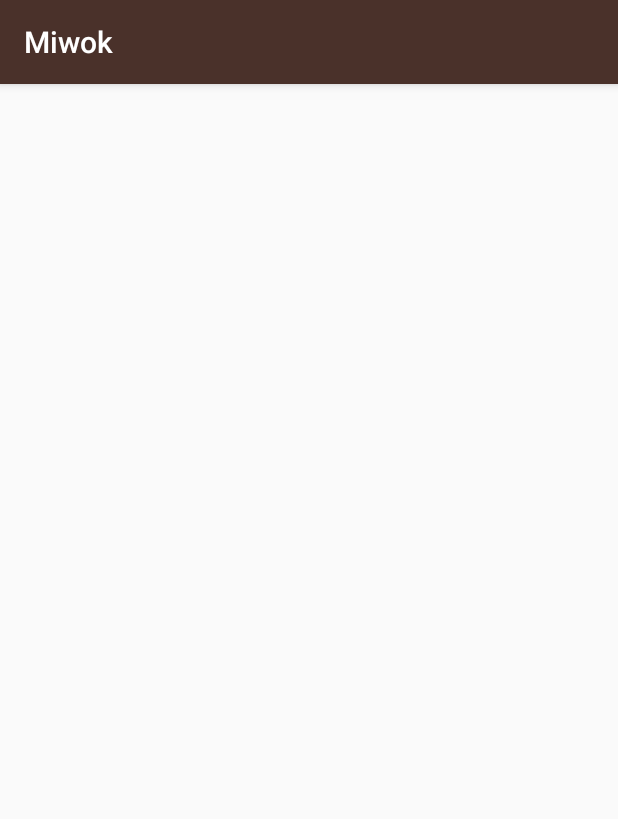
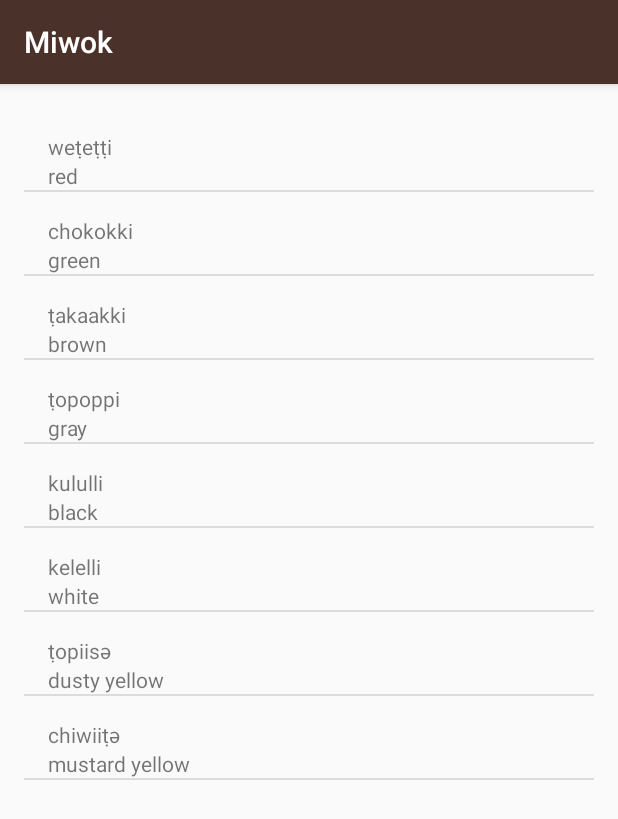
Before and after one commit to oaris/Miwok-App, an Android app: the ColorsActivity screen opened directly, with no data from a screen before it, on a phone screen of 412 x 824 dp. Shown: the top 819 px of the screen. Run offline under Robolectric (Android 15) with nearby library versions, the phone set to English and light mode, and no system bars.

Commit message:
Updates Activity's word array list with Miwork words for various colors

```diff
--- a/app/src/main/java/com/example/android/miwok/ColorsActivity.java
+++ b/app/src/main/java/com/example/android/miwok/ColorsActivity.java
@@ -2,12 +2,32 @@
 
 import android.support.v7.app.AppCompatActivity;
 import android.os.Bundle;
+import android.widget.ListView;
+
+import java.util.ArrayList;
 
 public class ColorsActivity extends AppCompatActivity {
 
     @Override
     protected void onCreate(Bundle savedInstanceState) {
         super.onCreate(savedInstanceState);
-        setContentView(R.layout.activity_colors);
+        setContentView(R.layout.word_list);
+
+        ArrayList<Word> words = new ArrayList<Word>();
+
+        words.add(new Word("red", "weṭeṭṭi"));
+        words.add(new Word("green", "chokokki"));
+        words.add(new Word("brown", "ṭakaakki"));
+        words.add(new Word("gray", "ṭopoppi"));
+        words.add(new Word("black", "kululli"));
+        words.add(new Word("white", "kelelli"));
+        words.add(new Word("dusty yellow", "ṭopiisә"));
+        words.add(new Word("mustard yellow", "chiwiiṭә"));
+
+        WordAdapter wordAdapter =
+                new WordAdapter(this, 0, words);
+
+        ListView listView = (ListView)findViewById(R.id.list);
+        listView.setAdapter(wordAdapter);
     }
 }
```
